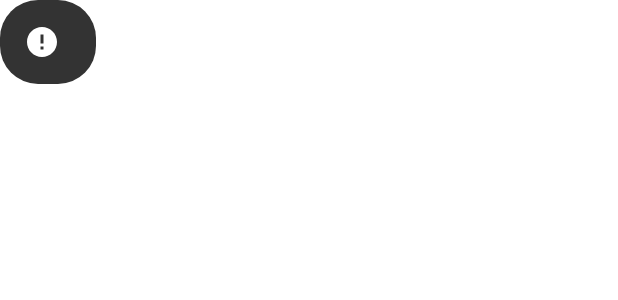
After one commit to arnimesh/MangaShelf, an Android app: the layout custom_toast.xml on its own in the app's theme, with its tools: preview values and no code run, on a phone screen of 412 x 824 dp. The commit adds this screen. Shown: the top 300 px of the screen. Run offline under Robolectric (Android 15) with nearby library versions, the phone set to English and light mode, and no system bars.

Commit message:
added toast messages

```diff
--- a/app/src/main/java/com/example/mangashelf/di/AppModule.kt
+++ b/app/src/main/java/com/example/mangashelf/di/AppModule.kt
@@ -97,8 +97,9 @@ object AppModule {
         api: MangaApiService,
         dao: MangaDao,
         networkUtils: NetworkUtils,
-        dataStoreManager: DataStoreManager
+        dataStoreManager: DataStoreManager,
+        @ApplicationContext context: Context
     ): MangaRepository {
-        return MangaRepositoryImpl(api, dao, networkUtils, dataStoreManager)
+        return MangaRepositoryImpl(api, dao, networkUtils, dataStoreManager, context)
     }
 }
--- /dev/null
+++ b/app/src/main/res/drawable/bg_toast.xml
@@ -0,0 +1,5 @@
+<?xml version="1.0" encoding="utf-8"?>
+<shape xmlns:android="http://schemas.android.com/apk/res/android">
+    <solid android:color="#CC000000"/>
+    <corners android:radius="25dp"/>
+</shape>
--- /dev/null
+++ b/app/src/main/res/drawable/ic_error.xml
@@ -0,0 +1,10 @@
+<vector xmlns:android="http://schemas.android.com/apk/res/android"
+    android:width="24dp"
+    android:height="24dp"
+    android:viewportWidth="24"
+    android:viewportHeight="24"
+    android:tint="@android:color/white">
+    <path
+        android:fillColor="@android:color/white"
+        android:pathData="M12,2C6.48,2 2,6.48 2,12s4.48,10 10,10 10,-4.48 10,-10S17.52,2 12,2zM13,17h-2v-2h2v2zM13,13h-2V7h2v6z"/>
+</vector>
--- /dev/null
+++ b/app/src/main/res/layout/custom_toast.xml
@@ -0,0 +1,24 @@
+<?xml version="1.0" encoding="utf-8"?>
+<LinearLayout xmlns:android="http://schemas.android.com/apk/res/android"
+    android:layout_width="wrap_content"
+    android:layout_height="wrap_content"
+    android:background="@drawable/bg_toast"
+    android:padding="16dp"
+    android:orientation="horizontal"
+    android:gravity="center">
+
+    <ImageView
+        android:layout_width="24dp"
+        android:layout_height="24dp"
+        android:layout_marginEnd="8dp"
+        android:src="@drawable/ic_error"
+        android:tint="@android:color/white"/>
+
+    <TextView
+        android:id="@+id/toastMessage"
+        android:layout_width="wrap_content"
+        android:layout_height="wrap_content"
+        android:textColor="@android:color/white"
+        android:textSize="14sp"/>
+
+</LinearLayout>
--- /dev/null
+++ b/app/src/main/res/values/dimens.xml
@@ -0,0 +1,4 @@
+<?xml version="1.0" encoding="utf-8"?>
+<resources>
+    <dimen name="toast_margin_bottom">64dp</dimen>
+</resources>
--- a/app/src/main/res/values/strings.xml
+++ b/app/src/main/res/values/strings.xml
@@ -2,4 +2,5 @@
 <resources>
     <string name="app_name">MangaShelf</string>
     <string name="error_loading_manga">Error loading manga</string>
+    <string name="error_no_internet">No internet connection</string>
 </resources>
```
Also changed, not shown: app/src/main/java/com/example/mangashelf/data/repository/MangaRepositoryImpl.kt (+22 -3 lines), app/src/main/res/drawable/ic_no_internet.xml (added, +10 -0 lines).
